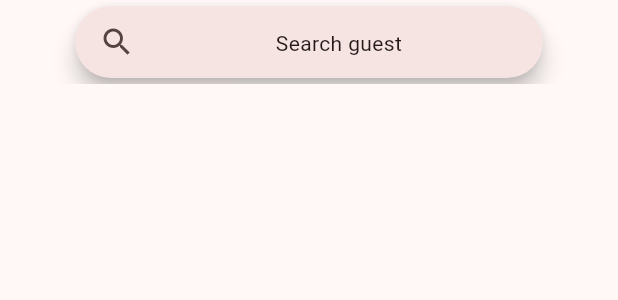
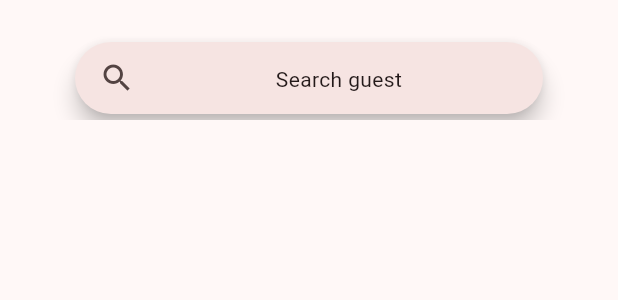
Before and after one commit to WWology/yjm_wedding_guest_management, a Flutter app: the SearchAppBar widget shown alone on an empty page, opened directly, on a phone screen of 412 x 824 dp. Shown: the top 300 px of the screen. Run offline on Flutter 3.47's test engine with Material 3 defaults, Android fonts, the phone set to English and light mode, and no system bars; our stand-ins replace firebase_auth, firebase_core, flutter_bloc, freezed_annotation, go_router, google_fonts and 2 more; accounts and stored records are empty; generated files the repository leaves out were written again; statements that could not run were skipped.

Commit message:
add padding on top of App Bar

```diff
--- a/lib/common/app_shell.dart
+++ b/lib/common/app_shell.dart
@@ -24,7 +24,7 @@ class _AppShellState extends State<AppShell> {
       child: Scaffold(
         appBar: !isLargeScreen
             ? PreferredSize(
-                preferredSize: Size.fromHeight(kToolbarHeight),
+                preferredSize: Size.fromHeight(kToolbarHeight + 24.0),
                 child: SearchAppBar(),
               )
             : null,
@@ -74,7 +74,7 @@ class _AppShellState extends State<AppShell> {
               child: Scaffold(
                 appBar: isLargeScreen
                     ? PreferredSize(
-                        preferredSize: Size.fromHeight(kToolbarHeight),
+                        preferredSize: Size.fromHeight(kToolbarHeight + 24.0),
                         child: SearchAppBar(),
                       )
                     : null,
--- a/lib/common/search_app_bar.dart
+++ b/lib/common/search_app_bar.dart
@@ -5,7 +5,9 @@ class SearchAppBar extends StatelessWidget {
 
   @override
   Widget build(BuildContext context) {
-    return AppBar(
+    return Padding(
+      padding: const .only(top: 24.0),
+      child: AppBar(
         centerTitle: true,
         title: LayoutBuilder(
           builder: (context, constraints) {
@@ -26,7 +28,7 @@ class SearchAppBar extends StatelessWidget {
                       padding: const .symmetric(horizontal: 16.0),
                       child: TextField(
                         decoration: InputDecoration(
-                        hint: const Text('Search guest', textAlign: .center,),
+                          hint: const Text('Search guest', textAlign: .center),
                           icon: Icon(Icons.search),
                           enabledBorder: .none,
                           border: .none,
@@ -45,7 +47,8 @@ class SearchAppBar extends StatelessWidget {
                 });
               },
             );
-        }
+          },
+        ),
       ),
     );
   }
```
Lines whose indentation alone changed are shown as unchanged.
